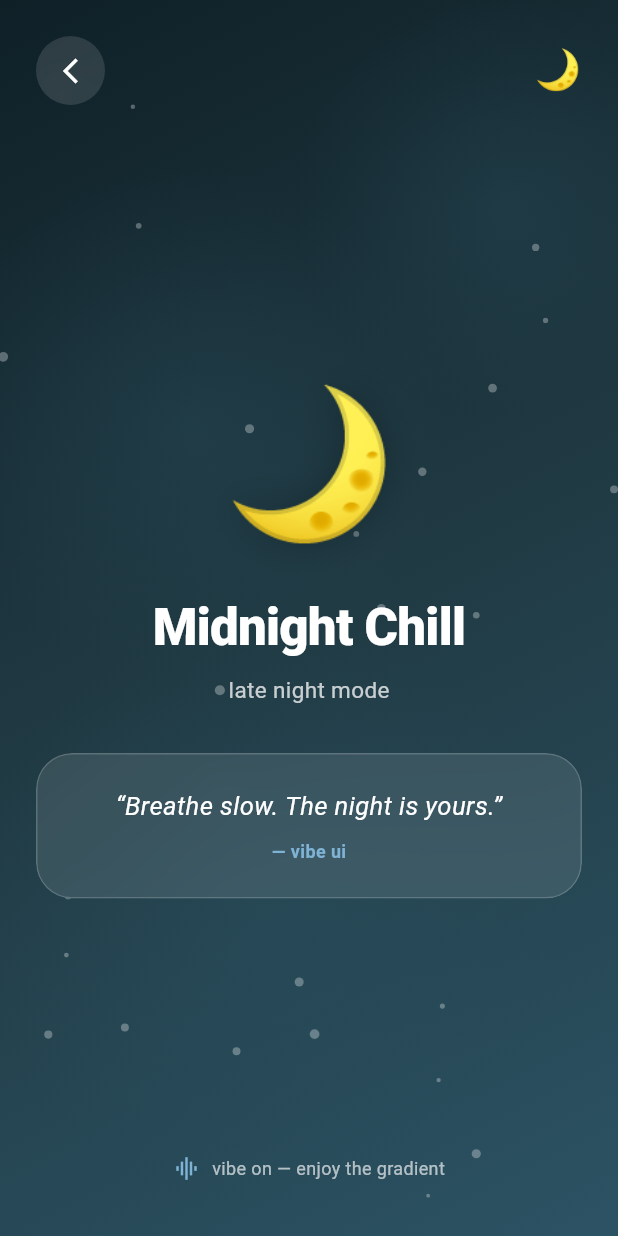
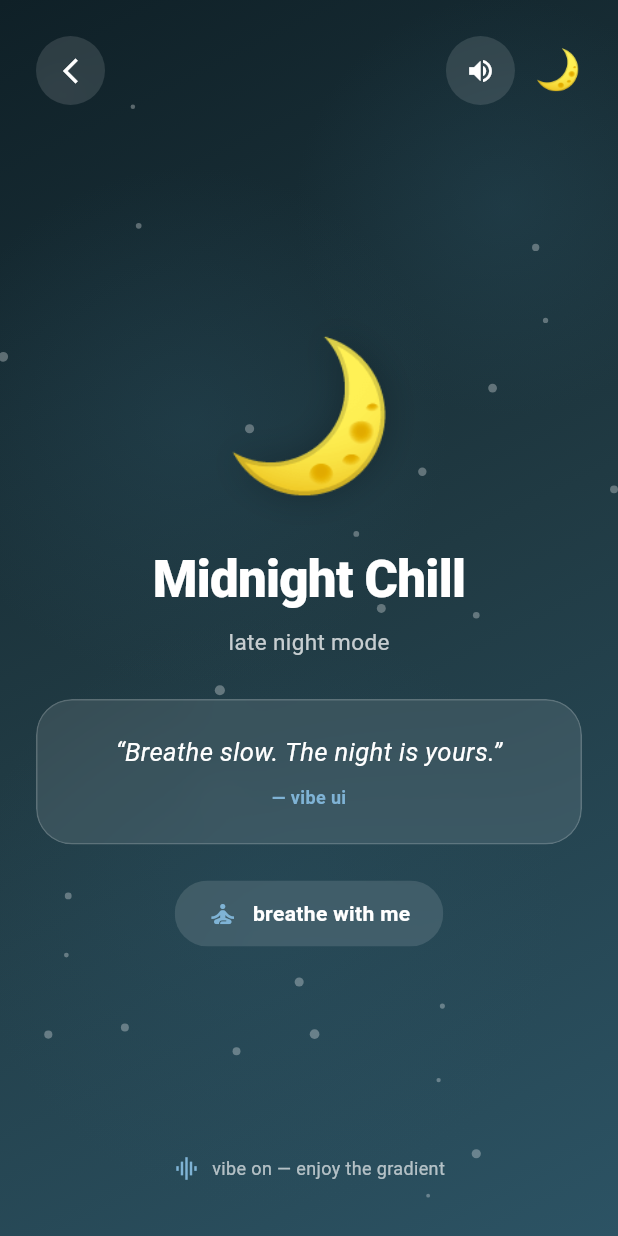
Before and after one commit to kingston12612-hue/vibe-ui, a Flutter app: the screen it shows after launch, after a tap on "Midnight Chill", on a phone screen of 412 x 824 dp. Run offline on Flutter 3.47's test engine with Material 3 defaults, Android fonts, the phone set to English and light mode, and no system bars; our stand-ins replace audioplayers, shared_preferences.

Commit message:
Add guided 4-4-4 breathing mode and ambient screen rework
- BreathingOverlay: inhale/hold/exhale orb animation on 12s cycle,
  easeInOut phase curves, cycle counter, works over any vibe
- ambient screen now stateful: starts soundscape on entry, stops on
  exit, glass mute toggle, breathe-with-me entry button

```diff
--- a/lib/screens/vibe_ambient_screen.dart
+++ b/lib/screens/vibe_ambient_screen.dart
@@ -3,17 +3,49 @@ import 'dart:ui';
 import 'package:flutter/material.dart';
 
 import '../models/vibe.dart';
+import '../services/sound_manager.dart';
 import '../widgets/animated_background.dart';
+import 'breathing_overlay.dart';
 
 /// Full-screen ambient mode for the selected vibe:
-/// animated gradient, floating dust, big emoji and a glass quote panel.
-class VibeAmbientScreen extends StatelessWidget {
+/// animated gradient, soundscape, glass quote panel, mute toggle
+/// and an optional guided breathing session.
+class VibeAmbientScreen extends StatefulWidget {
   final Vibe vibe;
 
   const VibeAmbientScreen({super.key, required this.vibe});
 
   @override
+  State<VibeAmbientScreen> createState() => _VibeAmbientScreenState();
+}
+
+class _VibeAmbientScreenState extends State<VibeAmbientScreen> {
+  bool _breathing = false;
+  bool _muted = false;
+
+  @override
+  void initState() {
+    super.initState();
+    _muted = SoundManager.instance.muted;
+    SoundManager.instance.playVibe(widget.vibe.id);
+  }
+
+  @override
+  void dispose() {
+    SoundManager.instance.stop();
+    super.dispose();
+  }
+
+  Future<void> _toggleMute() async {
+    await SoundManager.instance.toggleMute();
+    if (mounted) {
+      setState(() => _muted = SoundManager.instance.muted);
+    }
+  }
+
+  @override
   Widget build(BuildContext context) {
+    final vibe = widget.vibe;
     return Scaffold(
       backgroundColor: vibe.gradient.first,
       body: Stack(
@@ -31,6 +63,11 @@ class VibeAmbientScreen extends StatelessWidget {
                         onTap: () => Navigator.of(context).maybePop(),
                       ),
                       const Spacer(),
+                      _GlassButton(
+                        icon: _muted ? Icons.volume_off : Icons.volume_up,
+                        onTap: _toggleMute,
+                      ),
+                      const SizedBox(width: 12),
                       Text(
                         vibe.emoji,
                         style: const TextStyle(fontSize: 26),
@@ -69,7 +106,7 @@ class VibeAmbientScreen extends StatelessWidget {
                       fontSize: 15,
                     ),
                   ),
-                  const SizedBox(height: 32),
+                  const SizedBox(height: 28),
                   ClipRRect(
                     borderRadius: BorderRadius.circular(24),
                     child: BackdropFilter(
@@ -110,6 +147,42 @@ class VibeAmbientScreen extends StatelessWidget {
                       ),
                     ),
                   ),
+                  const SizedBox(height: 24),
+                  // Breathing session entry
+                  ClipRRect(
+                    borderRadius: BorderRadius.circular(30),
+                    child: BackdropFilter(
+                      filter: ImageFilter.blur(sigmaX: 10, sigmaY: 10),
+                      child: Material(
+                        color: Colors.white.withOpacity(0.12),
+                        child: InkWell(
+                          onTap: () => setState(() => _breathing = true),
+                          child: Padding(
+                            padding: const EdgeInsets.symmetric(
+                              horizontal: 22,
+                              vertical: 12,
+                            ),
+                            child: Row(
+                              mainAxisSize: MainAxisSize.min,
+                              children: [
+                                Icon(Icons.self_improvement,
+                                    color: vibe.accent, size: 20),
+                                const SizedBox(width: 10),
+                                const Text(
+                                  'breathe with me',
+                                  style: TextStyle(
+                                    color: Colors.white,
+                                    fontSize: 14,
+                                    fontWeight: FontWeight.w600,
+                                  ),
+                                ),
+                              ],
+                            ),
+                          ),
+                        ),
+                      ),
+                    ),
+                  ),
                   const Spacer(),
                   Row(
                     mainAxisAlignment: MainAxisAlignment.center,
@@ -130,13 +203,18 @@ class VibeAmbientScreen extends StatelessWidget {
               ),
             ),
           ),
+          if (_breathing)
+            BreathingOverlay(
+              vibe: vibe,
+              onClose: () => setState(() => _breathing = false),
+            ),
         ],
       ),
     );
   }
 }
 
-/// Round glassmorphic button used for the back action.
+/// Round glassmorphic button used in the top bar.
 class _GlassButton extends StatelessWidget {
   final IconData icon;
   final VoidCallback onTap;
```
Also changed, not shown: lib/screens/breathing_overlay.dart (added, +189 -0 lines).
